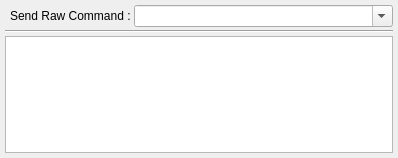
This is v2/branches/dev/plugins/base/MessageBox/src/ui/UIOutput.ui in testmana2/mks as Qt 5 draws it before an edit. The edited form follows.
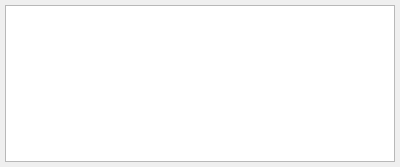
This is the edited form. Icons and pictures are not drawn. Custom widgets are drawn as their Qt base class.

Patch:
```diff
--- a/v2/branches/dev/plugins/base/MessageBox/src/ui/UIOutput.ui
+++ b/v2/branches/dev/plugins/base/MessageBox/src/ui/UIOutput.ui
@@ -6,8 +6,8 @@
    <rect>
     <x>0</x>
     <y>0</y>
-    <width>398</width>
-    <height>158</height>
+    <width>400</width>
+    <height>167</height>
    </rect>
   </property>
   <property name="windowIcon">
@@ -25,33 +25,7 @@
     <property name="spacing">
      <number>3</number>
     </property>
-    <item row="0" column="0">
-     <widget class="QLabel" name="lRawCommand">
-      <property name="sizePolicy">
-       <sizepolicy hsizetype="Maximum" vsizetype="Preferred">
-        <horstretch>0</horstretch>
-        <verstretch>0</verstretch>
-       </sizepolicy>
-      </property>
-      <property name="text">
-       <string>Send Raw Command :</string>
-      </property>
-      <property name="indent">
-       <number>5</number>
-      </property>
-     </widget>
-    </item>
-    <item row="0" column="1">
-     <widget class="QComboBox" name="cbRawCommand">
-      <property name="toolTip">
-       <string>You can enter here a command and press return to execute it.</string>
-      </property>
-      <property name="editable">
-       <bool>true</bool>
-      </property>
-     </widget>
-    </item>
-    <item row="2" column="0" colspan="2">
+    <item row="0" column="0" colspan="2">
      <widget class="QPlainTextEdit" name="tbOutput">
       <property name="undoRedoEnabled">
        <bool>false</bool>
@@ -64,13 +38,6 @@
       </property>
      </widget>
     </item>
-    <item row="1" column="0" colspan="2">
-     <widget class="Line" name="line">
-      <property name="orientation">
-       <enum>Qt::Horizontal</enum>
-      </property>
-     </widget>
-    </item>
    </layout>
   </widget>
  </widget>
```
Left out of the diff: 2 changed lines with no effect on the pictures.
